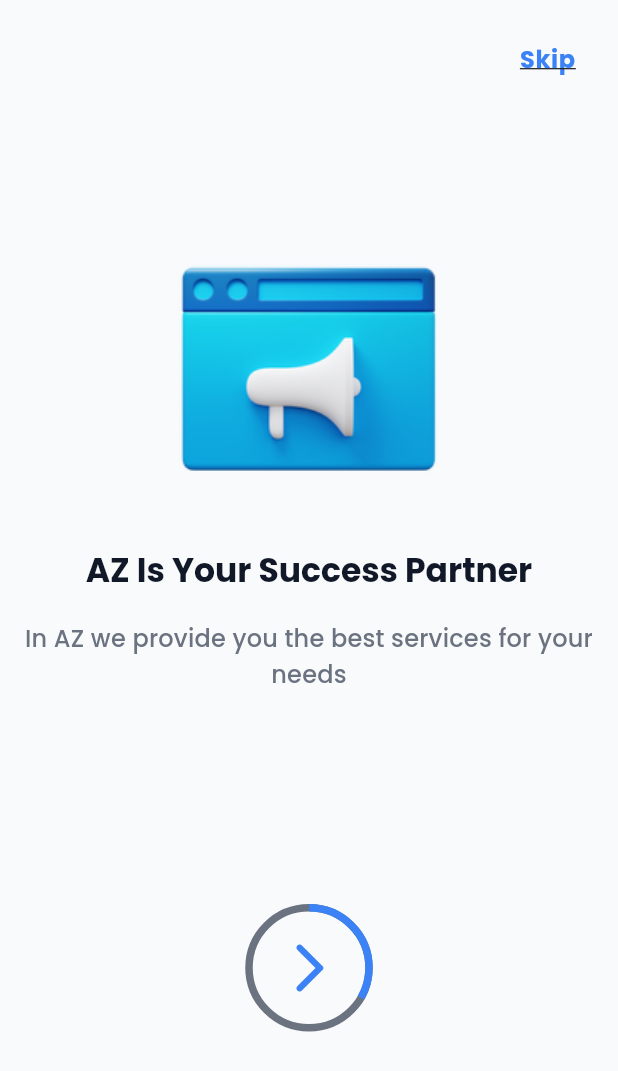
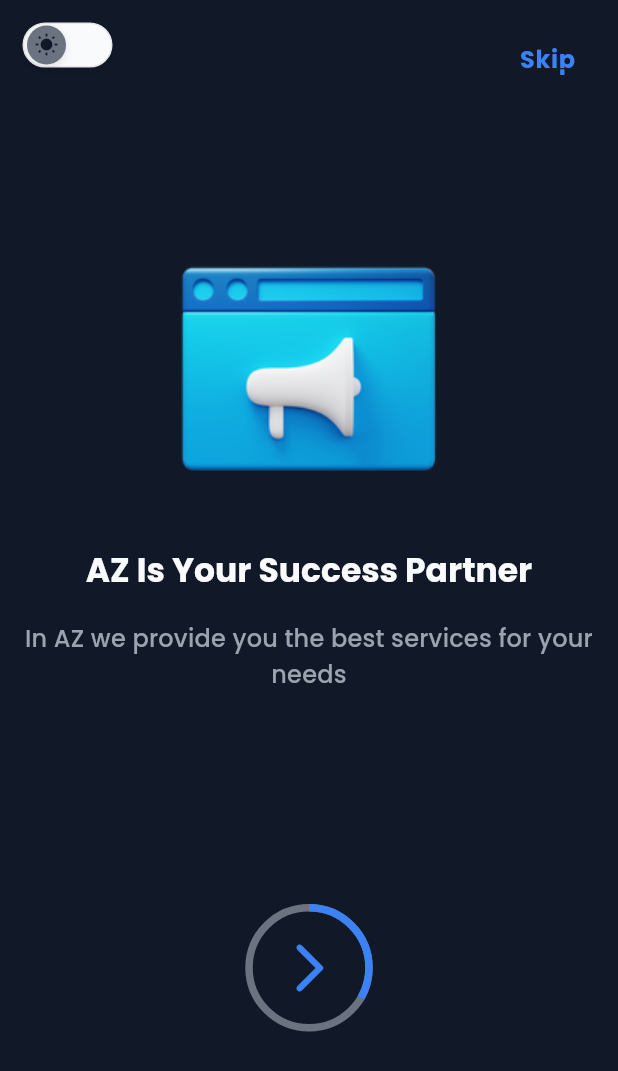
Before and after one commit to dev-KarimAhmed/az_task, a Flutter app: the screen it shows after launch, on a phone screen of 412 x 824 dp. Shown: the top 1071 px of the screen. Run offline on Flutter 3.47's test engine with Material 3 defaults, Android fonts, the phone set to English and light mode, and no system bars; our stand-ins replace flutter_screenutil, get_it, shared_preferences.

Commit message:
Add theme toggle switch to onboarding screen and update app theme to dark mode

```diff
--- a/lib/az_task.dart
+++ b/lib/az_task.dart
@@ -15,7 +15,7 @@ class AZTask extends StatelessWidget {
       child: MaterialApp(
         debugShowCheckedModeBanner: false,
         title: 'AZ Task',
-        theme: AppTheme.lightTheme,
+        theme: AppTheme.darkTheme,
         onGenerateRoute: AppRoutes.onGenerateRoute,
         initialRoute: AppRoutes.splashScreen,
       ),
--- /dev/null
+++ b/lib/core/common/widgets/theme_toggle_switch.dart
@@ -0,0 +1,97 @@
+
+import 'package:az_task/core/theme/app_colors.dart';
+import 'package:flutter/material.dart';
+
+class ThemeToggleSwitch extends StatelessWidget {
+  const ThemeToggleSwitch({
+    super.key,
+    required this.isDarkMode,
+    required this.onTap,
+  });
+
+  final bool isDarkMode;
+  final VoidCallback onTap;
+
+  @override
+  Widget build(BuildContext context) {
+    return GestureDetector(
+      onTap: onTap,
+      child: AnimatedContainer(
+        duration: const Duration(milliseconds: 300),
+        curve: Curves.easeInOut,
+        width: 60,
+        height: 30,
+        decoration: BoxDecoration(
+          borderRadius: BorderRadius.circular(15),
+          color:
+              isDarkMode ? AppColors.backgroundDark : AppColors.backgroundLight,
+          border: Border.all(
+            color: isDarkMode ? AppColors.borderDark : AppColors.borderLight,
+            width: 1,
+          ),
+          boxShadow: [
+            BoxShadow(
+              color: Colors.black.withAlpha(25),
+              blurRadius: 6,
+              offset: const Offset(0, 2),
+            ),
+          ],
+        ),
+        child: Stack(
+          alignment: Alignment.center,
+          children: [
+            AnimatedPositioned(
+              duration: const Duration(milliseconds: 300),
+              curve: Curves.easeInOut,
+              left: isDarkMode ? 30 : 2,
+              right: isDarkMode ? 2 : 30,
+              child: AnimatedContainer(
+                duration: const Duration(milliseconds: 300),
+                curve: Curves.easeInOut,
+                width: 26,
+                height: 26,
+                decoration: BoxDecoration(
+                  shape: BoxShape.circle,
+                  color: isDarkMode ? AppColors.primary : AppColors.secondary,
+                  boxShadow: [
+                    BoxShadow(
+                      color: Colors.black.withAlpha(25),
+                      blurRadius: 4,
+                      offset: const Offset(0, 2),
+                    ),
+                  ],
+                ),
+                child: Center(
+                  child: AnimatedOpacity(
+                    duration: const Duration(milliseconds: 200),
+                    opacity: isDarkMode ? 1.0 : 0.0,
+                    child: const Icon(
+                      Icons.nightlight_round,
+                      size: 16,
+                      color: AppColors.textPrimaryDark,
+                    ),
+                  ),
+                ),
+              ),
+            ),
+            AnimatedPositioned(
+              duration: const Duration(milliseconds: 300),
+              curve: Curves.easeInOut,
+              left: isDarkMode ? 30 : 2,
+              right: isDarkMode ? 2 : 30,
+              child: AnimatedOpacity(
+                duration: const Duration(milliseconds: 200),
+                opacity: isDarkMode ? 0.0 : 1.0,
+                child: const Icon(
+                  Icons.wb_sunny,
+                  size: 16,
+                  color: AppColors.textPrimaryLight,
+                ),
+              ),
+            ),
+          ],
+        ),
+      ),
+    );
+  }
+}
--- a/lib/features/onboarding_screen/ui/views/onboarding_view.dart
+++ b/lib/features/onboarding_screen/ui/views/onboarding_view.dart
@@ -1,3 +1,4 @@
+import 'package:az_task/core/common/widgets/theme_toggle_switch.dart';
 import 'package:az_task/core/extensions/navigation_extenstion.dart';
 import 'package:az_task/core/images/assets_images.dart';
 import 'package:az_task/core/routes/app_routes.dart';
@@ -15,6 +16,7 @@ class OnboardingScreen extends StatefulWidget {
 class _OnboardingScreenState extends State<OnboardingScreen> {
   final PageController pageController = PageController();
   int currentPage = 0;
+  bool isDark = false;
 
   @override
   Widget build(BuildContext context) {
@@ -57,6 +59,18 @@ class _OnboardingScreenState extends State<OnboardingScreen> {
             ),
             Positioned(
               top: 15,
+              left: 15,
+              child: ThemeToggleSwitch(
+                isDarkMode: isDark,
+                onTap: () {
+                  setState(() {
+                    isDark = !isDark;
+                  });
+                },
+              ),
+            ),
+            Positioned(
+              top: 15,
               right: 15,
               child:
                   currentPage < 2
```
